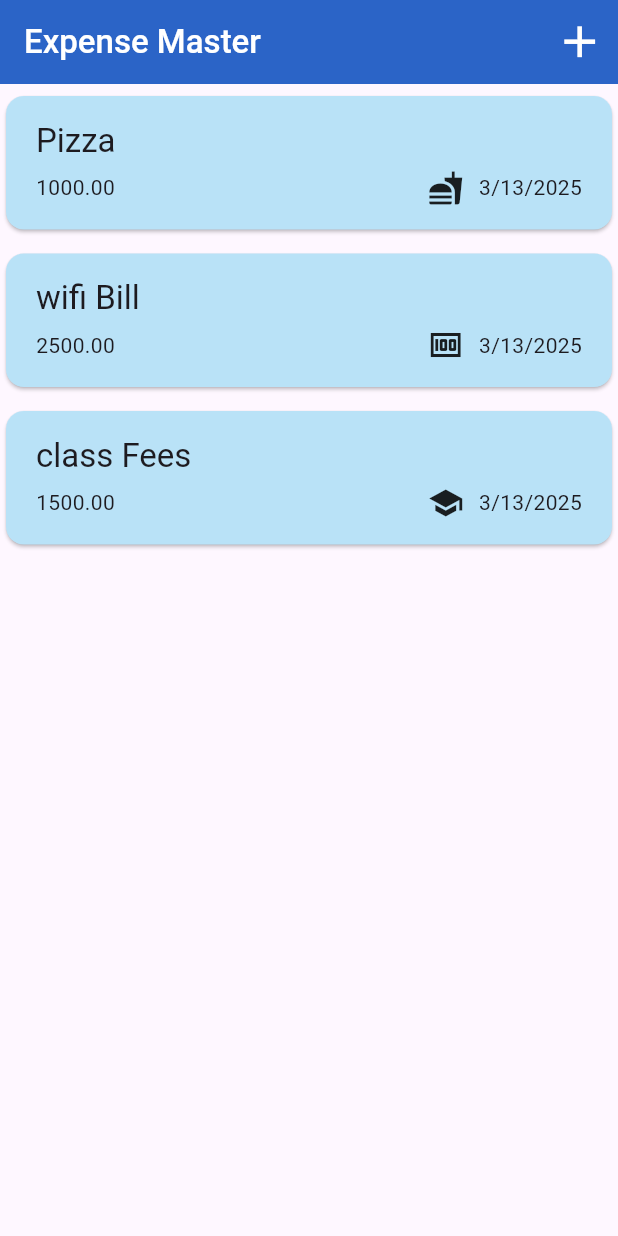
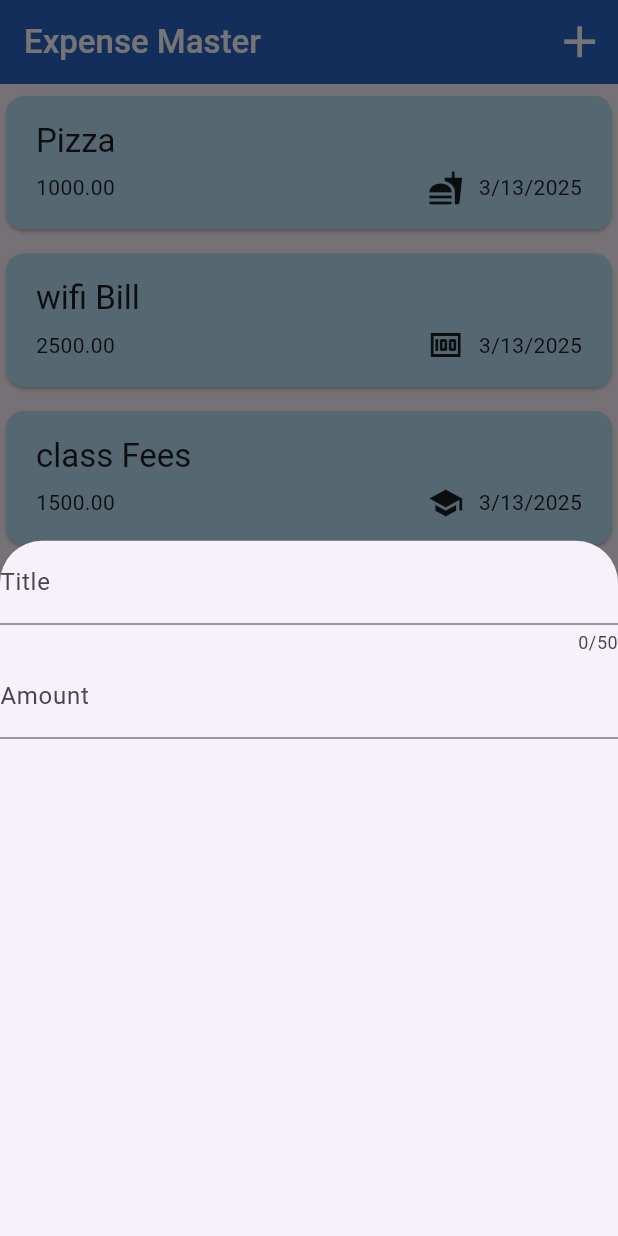
Before and after one commit to DillonWilliams1/Expense_Tracker, a Flutter app: the screen it shows after launch, after a tap on the "add" icon, on a phone screen of 412 x 824 dp. Run offline on Flutter 3.47's test engine with Material 3 defaults, Android fonts, the phone set to English and light mode, and no system bars.

Commit message:
create add expense form

```diff
--- a/expense_tracker/lib/pages/Expenses.dart
+++ b/expense_tracker/lib/pages/Expenses.dart
@@ -1,6 +1,7 @@
 // ignore_for_file: file_names
 
 import 'package:expense_tracker/models/expense.dart';
+import 'package:expense_tracker/widgets/add_new_expense.dart';
 import 'package:expense_tracker/widgets/expense_list.dart';
 import 'package:flutter/material.dart';
 
@@ -30,6 +31,17 @@ class _ExpensesState extends State<Expenses> {
         category: Category.education),
   ];
 
+  //add function overlay
+
+  void _openAddExpenseOverlay() {
+    showModalBottomSheet(
+      context: context,
+      builder: (context) {
+        return AddNewExpense();
+      },
+    );
+  }
+
   @override
   Widget build(BuildContext context) {
     return Scaffold(
@@ -41,7 +53,7 @@ class _ExpensesState extends State<Expenses> {
         backgroundColor: const Color.fromARGB(255, 43, 100, 199),
         actions: [
           IconButton(
-            onPressed: () {},
+            onPressed: _openAddExpenseOverlay,
             icon: Icon(
               Icons.add,
               color: Colors.white,
--- /dev/null
+++ b/expense_tracker/lib/widgets/add_new_expense.dart
@@ -0,0 +1,55 @@
+import 'package:flutter/material.dart';
+
+class AddNewExpense extends StatefulWidget {
+  const AddNewExpense({super.key});
+
+  @override
+  State<AddNewExpense> createState() => _AddNewExpenseState();
+}
+
+class _AddNewExpenseState extends State<AddNewExpense> {
+  final _titleController = TextEditingController();
+  final _amountController = TextEditingController();
+
+  @override
+  void dispose() {
+    super.dispose();
+    _titleController.dispose();
+    _amountController.dispose();
+  }
+
+  @override
+  Widget build(BuildContext context) {
+    return Column(
+      children: [
+        //add title text field
+        TextField(
+          controller: _titleController,
+          decoration: InputDecoration(
+            hintText: "Add new expense title",
+            label: Text("Title"),
+          ),
+          keyboardType: TextInputType.text,
+          maxLength: 50,
+        ),
+        //add amount text field
+        Row(
+          children: [
+            Expanded(
+              child: TextField(
+                controller: _amountController,
+                decoration: InputDecoration(
+                  hintText: "add amount",
+                  label: Text("Amount"),
+                ),
+                keyboardType: TextInputType.number,
+              ),
+            ),
+
+            //date
+          ],
+        )
+      ],
+    );
+  }
+}
```
